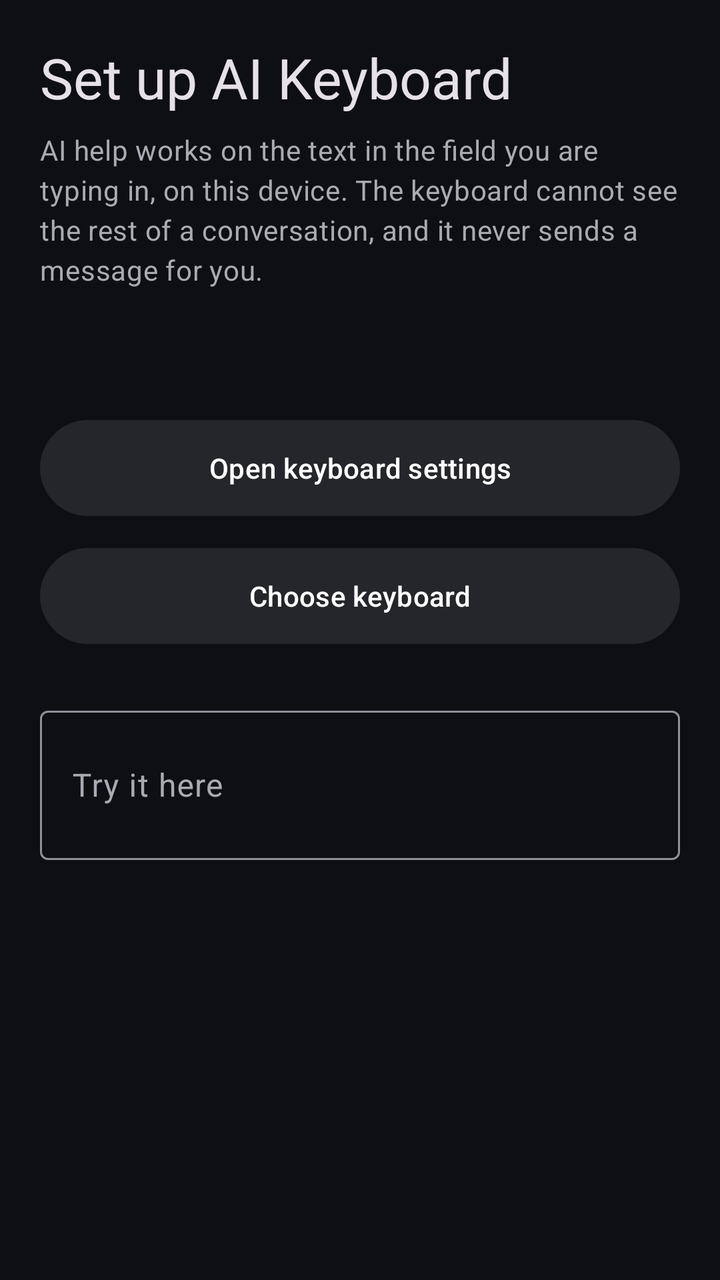
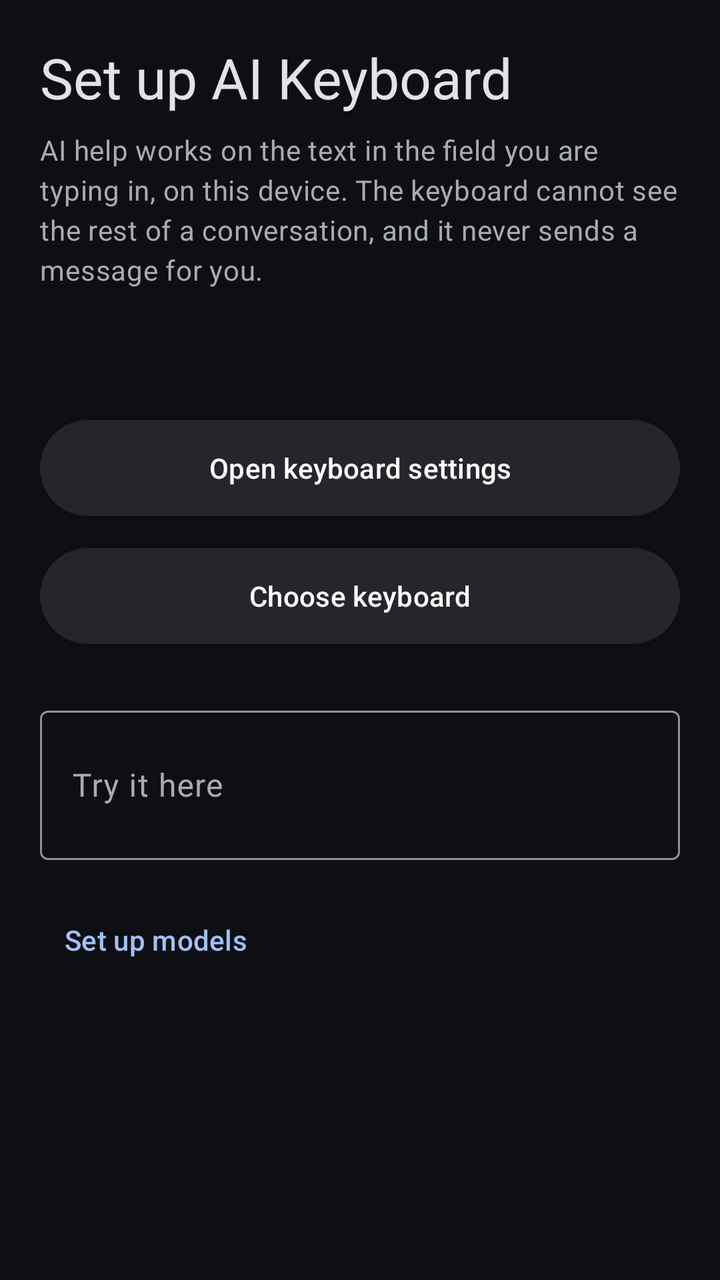

The first picture is an Android layout as it rendered before a commit; the second is the same layout after the commit. The layout source and the unified diff follow.
<!-- AndroidManifest.xml: application theme Theme.AiKeyboard -->
<!-- res/layout/fragment_setup.xml -->
<?xml version="1.0" encoding="utf-8"?>
<ScrollView xmlns:android="http://schemas.android.com/apk/res/android"
    android:layout_width="match_parent"
    android:layout_height="match_parent"
    android:defaultFocusHighlightEnabled="false"
    android:fillViewport="true">

    <LinearLayout
        android:layout_width="match_parent"
        android:layout_height="wrap_content"
        android:orientation="vertical"
        android:padding="20dp">

        <TextView
            android:layout_width="match_parent"
            android:layout_height="wrap_content"
            android:text="@string/setup_title"
            android:textAppearance="?attr/textAppearanceHeadlineMedium" />

        <TextView
            android:layout_width="match_parent"
            android:layout_height="wrap_content"
            android:layout_marginTop="8dp"
            android:text="@string/setup_privacy"
            android:textAppearance="?attr/textAppearanceBodyMedium"
            android:textColor="?attr/colorOnSurfaceVariant" />

        <TextView
            android:id="@+id/setup_status"
            android:layout_width="match_parent"
            android:layout_height="wrap_content"
            android:layout_marginTop="24dp"
            android:accessibilityLiveRegion="polite"
            android:textAppearance="?attr/textAppearanceTitleMedium" />

        <com.google.android.material.button.MaterialButton
            android:id="@+id/setup_enable"
            style="@style/Widget.Material3.Button.TonalButton"
            android:layout_width="match_parent"
            android:layout_height="wrap_content"
            android:layout_marginTop="16dp"
            android:minHeight="56dp"
            android:text="@string/setup_enable" />

        <com.google.android.material.button.MaterialButton
            android:id="@+id/setup_choose"
            style="@style/Widget.Material3.Button.TonalButton"
            android:layout_width="match_parent"
            android:layout_height="wrap_content"
            android:layout_marginTop="8dp"
            android:minHeight="56dp"
            android:text="@string/setup_choose" />

        <com.google.android.material.textfield.TextInputLayout
            android:layout_width="match_parent"
            android:layout_height="wrap_content"
            android:layout_marginTop="24dp"
            android:hint="@string/setup_practice_hint">

            <com.google.android.material.textfield.TextInputEditText
                android:id="@+id/setup_practice"
                android:layout_width="match_parent"
                android:layout_height="wrap_content"
                android:inputType="textMultiLine|textCapSentences"
                android:minLines="2" />
        </com.google.android.material.textfield.TextInputLayout>
    </LinearLayout>
</ScrollView>
<!-- resources referenced by this layout -->
<resources>
  <string name="setup_choose">Choose keyboard</string>
  <string name="setup_enable">Open keyboard settings</string>
  <string name="setup_practice_hint">Try it here</string>
  <string name="setup_privacy">AI help works on the text in the field you are typing in, on this device. The keyboard cannot see the rest of a conversation, and it never sends a message for you.</string>
  <string name="setup_title">Set up AI Keyboard</string>
  <style name="Theme.AiKeyboard" parent="Theme.Material3.Dark.NoActionBar">
          <item name="colorPrimary">@color/accent_blue</item>
          <item name="colorOnPrimary">@color/on_accent_blue</item>
          <item name="colorSurface">@color/surface</item>
          <item name="colorOnSurface">@color/text_primary</item>
          <item name="colorOnSurfaceVariant">@color/text_secondary</item>
          <item name="colorOutlineVariant">@color/divider</item>
          
          <item name="colorSecondaryContainer">@color/surface_raised</item>
          <item name="colorOnSecondaryContainer">@color/text_primary</item>
          <item name="android:colorBackground">@color/canvas</item>
          <item name="android:statusBarColor">@color/canvas</item>
          <item name="android:navigationBarColor">@color/canvas</item>
      </style>
  <color name="accent_blue">#9EC1FA</color>
  <color name="on_accent_blue">#0B1B33</color>
  <color name="surface">#1B1C20</color>
  <color name="text_primary">#FFFFFF</color>
  <color name="text_secondary">#A9ABB3</color>
  <color name="divider">#34353A</color>
  <color name="surface_raised">#25262B</color>
  <color name="canvas">#0E0F12</color>
</resources>

<!-- the commit's change to res/layout/fragment_setup.xml (unified diff, before → after) -->
@@ -64,5 +64,14 @@
                 android:inputType="textMultiLine|textCapSentences"
                 android:minLines="2" />
         </com.google.android.material.textfield.TextInputLayout>
+
+        <com.google.android.material.button.MaterialButton
+            android:id="@+id/setup_models"
+            style="@style/Widget.Material3.Button.TextButton"
+            android:layout_width="wrap_content"
+            android:layout_height="wrap_content"
+            android:layout_marginTop="16dp"
+            android:minHeight="48dp"
+            android:text="@string/setup_models" />
     </LinearLayout>
 </ScrollView>
<!-- resource entries referenced after the edit -->
@@ -2,6 +2,7 @@
 <resources>
   <string name="setup_choose">Choose keyboard</string>
   <string name="setup_enable">Open keyboard settings</string>
+  <string name="setup_models">Set up models</string>
   <string name="setup_practice_hint">Try it here</string>
   <string name="setup_privacy">AI help works on the text in the field you are typing in, on this device. The keyboard cannot see the rest of a conversation, and it never sends a message for you.</string>
   <string name="setup_title">Set up AI Keyboard</string>
@@ -18,6 +19,7 @@
           <item name="android:colorBackground">@color/canvas</item>
           <item name="android:statusBarColor">@color/canvas</item>
           <item name="android:navigationBarColor">@color/canvas</item>
+          <item name="switchPreferenceCompatStyle">@style/SettingsSwitchRow</item>
       </style>
   <color name="accent_blue">#9EC1FA</color>
   <color name="on_accent_blue">#0B1B33</color>
@@ -27,5 +29,8 @@
   <color name="divider">#34353A</color>
   <color name="surface_raised">#25262B</color>
   <color name="canvas">#0E0F12</color>
+  <style name="SettingsSwitchRow" parent="Preference.SwitchPreferenceCompat.Material">
+          <item name="widgetLayout">@layout/preference_switch</item>
+      </style>
 </resources>
 
